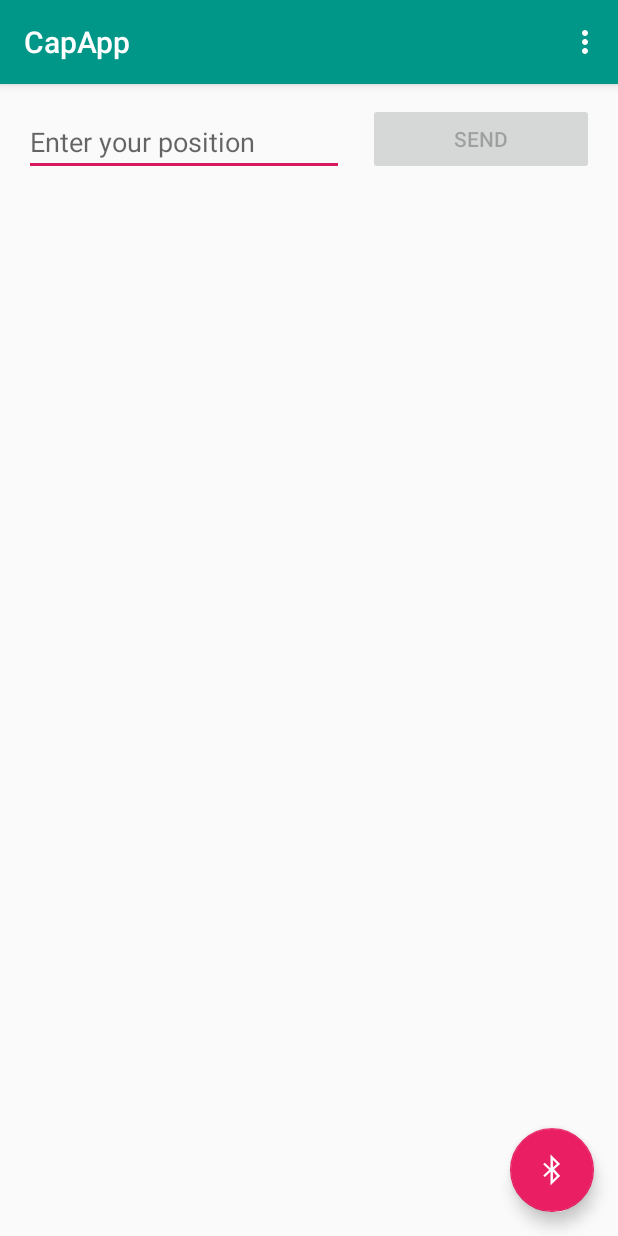
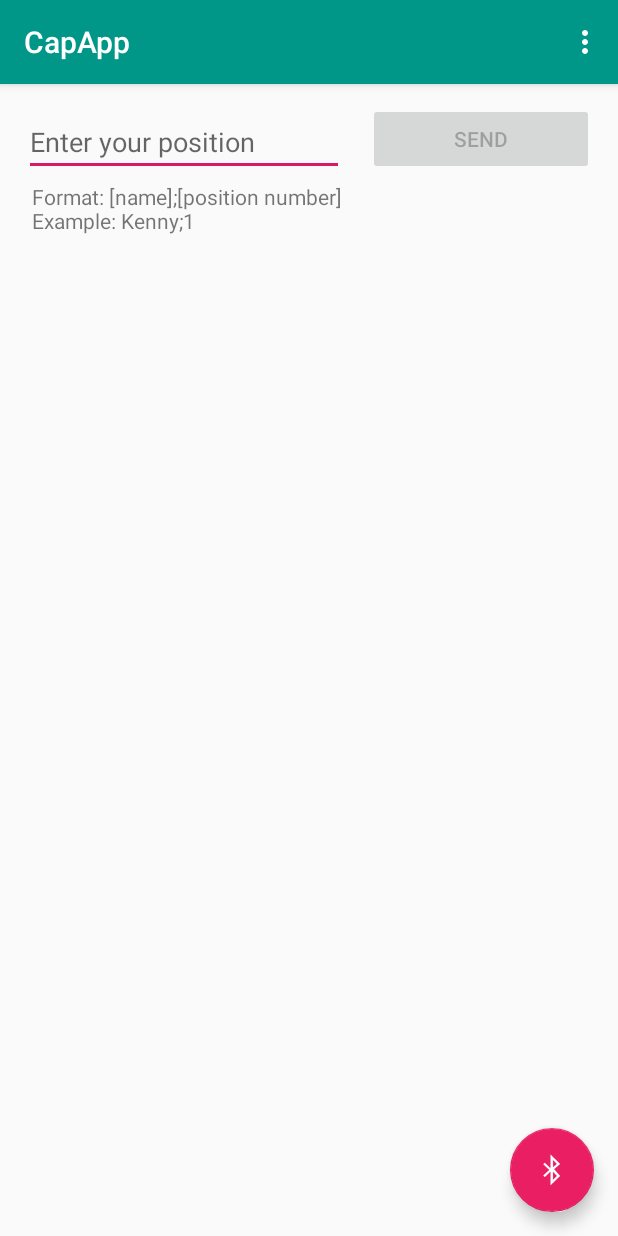
Before and after one commit to auszhang/ECE180D-Project, an Android app: the screen it shows after launch (MainActivity), on a phone screen of 412 x 824 dp. Run offline under Robolectric (Android 15) with nearby library versions, the phone set to English and light mode, and no system bars.

Commit message:
removed random app folder, slightly modified app

```diff
--- a/Fall/CapApp/app/src/main/res/layout/content_main.xml
+++ b/Fall/CapApp/app/src/main/res/layout/content_main.xml
@@ -20,13 +20,13 @@
             android:id="@+id/editText"
             android:layout_width="wrap_content"
             android:layout_height="wrap_content"
+            android:layout_alignParentTop="true"
+            android:layout_marginStart="16dp"
             android:layout_marginLeft="16dp"
-            android:layout_marginStart="16dp"
             android:layout_marginTop="16dp"
             android:ems="10"
             android:hint="@string/edit_position"
             android:inputType="textPersonName"
-            android:layout_alignParentTop="true"
 
             />
 
@@ -49,9 +49,25 @@
             android:onClick="sendPosition"
             android:text="@string/button_send" />
 
+        <TextView
+            android:id="@+id/textView3"
+            android:layout_width="wrap_content"
+            android:layout_height="wrap_content"
+            android:layout_below="@+id/editText"
+            android:layout_alignParentStart="true"
+            android:layout_alignParentLeft="true"
+            android:layout_alignParentEnd="true"
+            android:layout_alignParentRight="true"
+            android:layout_marginStart="21dp"
+            android:layout_marginLeft="21dp"
+            android:layout_marginTop="4dp"
+            android:layout_marginEnd="60dp"
+            android:layout_marginRight="60dp"
+            android:text="Format: [name];[position number] \nExample: Kenny;1" />
+
     </RelativeLayout>
 
-<!--    &lt;!&ndash;Below is the transparent layout positioned at startup &ndash;&gt;-->
+    <!--    &lt;!&ndash;Below is the transparent layout positioned at startup &ndash;&gt;-->
 <!--    <RelativeLayout-->
 <!--        android:layout_width="match_parent"-->
 <!--        android:layout_height="match_parent"-->
```
Also changed, not shown: 1 other file.
